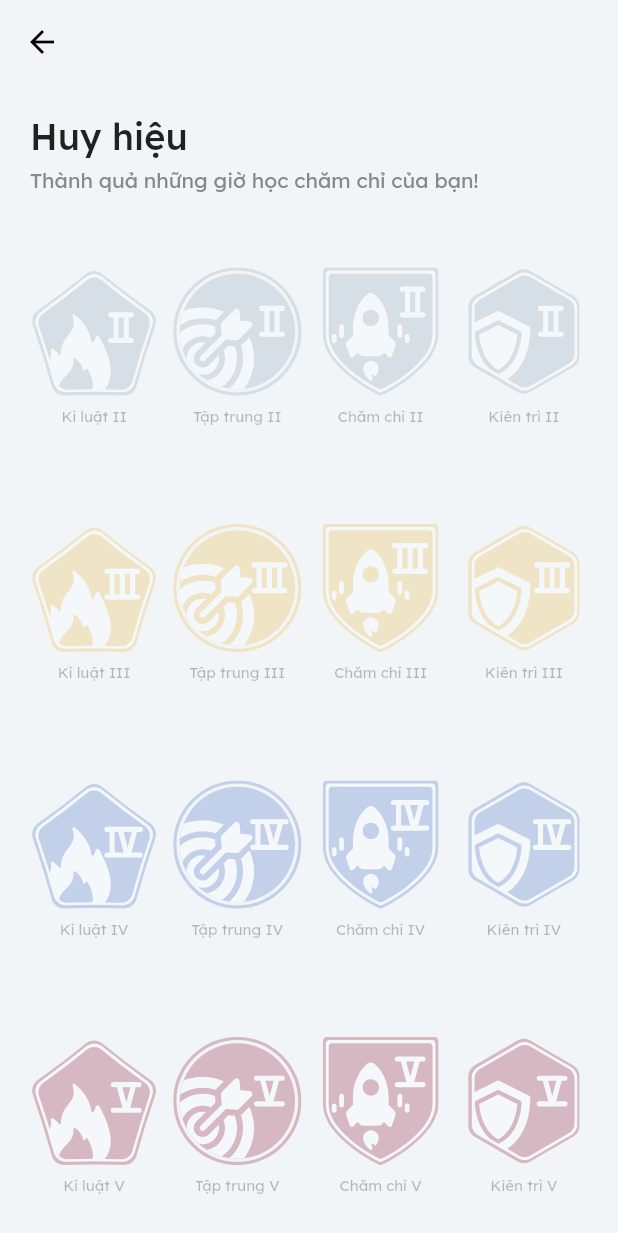
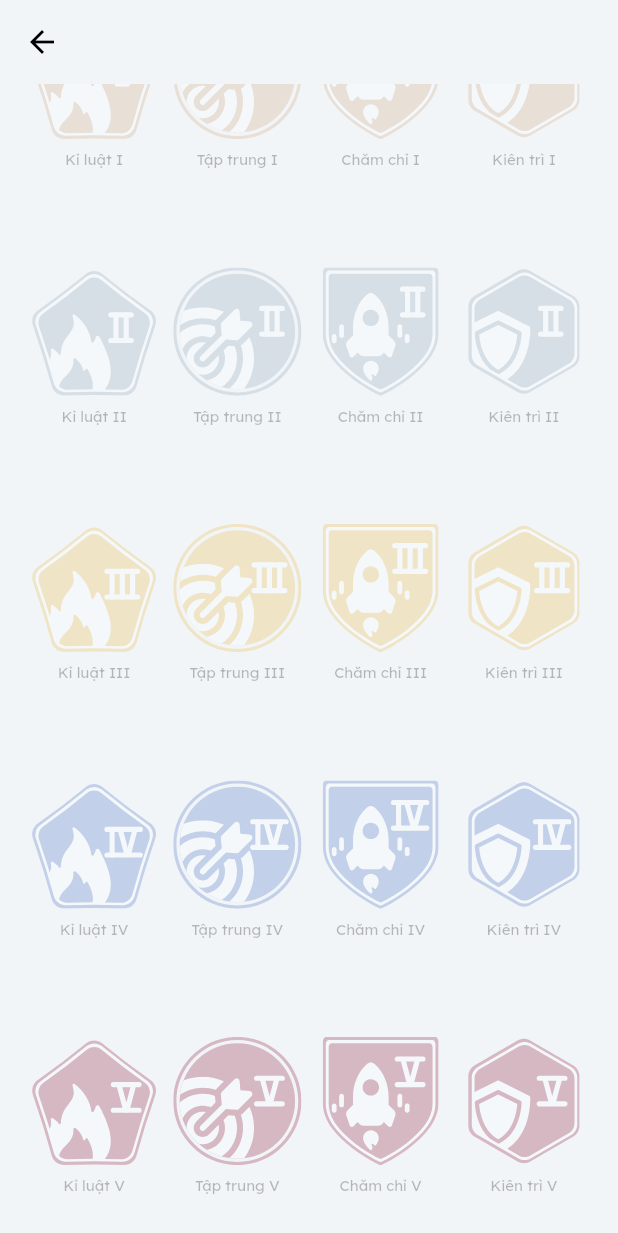
Before and after one commit to tadyuh76/study247_official, a Flutter app: the BadgeScreen screen opened directly, scrolled down 149 dp, on a phone screen of 412 x 824 dp. Shown: the top 1233 px of the screen. Run offline on Flutter 3.47's test engine with Material 2 defaults, Android fonts, the phone set to English and light mode, and no system bars; our stand-ins replace cloud_firestore, file_picker, firebase_auth, firebase_core, firebase_storage, flutter_local_notifications and 11 more; missing offline and left inert: syncfusion_flutter_pdfviewer, videosdk; accounts and stored records are empty.

Commit message:
fixed ui bugs

```diff
--- a/lib/features/badge/screen/badge_screen.dart
+++ b/lib/features/badge/screen/badge_screen.dart
@@ -25,14 +25,17 @@ class BadgeScreen extends ConsumerWidget {
         backgroundColor: Palette.lightGrey,
         elevation: 0,
       ),
-      body: Column(
+      body: SingleChildScrollView(
+        physics: const BouncingScrollPhysics(),
+        child: Column(
           crossAxisAlignment: CrossAxisAlignment.start,
           mainAxisSize: MainAxisSize.max,
           children: [
             _renderHeader(),
-          Expanded(
+            AspectRatio(
+              aspectRatio: 1 / 2,
               child: GridView.builder(
-              physics: const BouncingScrollPhysics(),
+                physics: const NeverScrollableScrollPhysics(),
                 gridDelegate: const SliverGridDelegateWithFixedCrossAxisCount(
                   crossAxisCount: 4,
                   childAspectRatio: 1 / 2,
@@ -116,13 +119,13 @@ class BadgeScreen extends ConsumerWidget {
             ),
           ],
         ),
+      ),
     );
   }
 
   Widget _renderHeader() {
     return const Padding(
       padding: EdgeInsets.all(Constants.defaultPadding),
-      child: Expanded(
       child: Column(
         mainAxisSize: MainAxisSize.min,
         crossAxisAlignment: CrossAxisAlignment.start,
@@ -140,7 +143,6 @@ class BadgeScreen extends ConsumerWidget {
           // SizedBsox(height: 10),
         ],
       ),
-      ),
     );
   }
 }
--- a/lib/features/file/repositories/file_repository.dart
+++ b/lib/features/file/repositories/file_repository.dart
@@ -30,7 +30,6 @@ class FileRepository {
 
       final roomId = _ref.read(roomControllerProvider).asData?.value?.id;
       final storage = _ref.read(storageProvider);
-      // final db = _ref.read(firestoreProvider);
 
       // upload to Firebase and get download URL
       late Reference fileDir;
@@ -47,7 +46,9 @@ class FileRepository {
         db
             .collection(FirebaseConstants.rooms)
             .doc(roomId)
-            .update({"fileUrl": fileUrl, "fileType": file.extension});
+            .collection("file")
+            .doc("1")
+            .set(File(type: file.extension!, url: fileUrl).toMap());
       }
 
       return Success(File(type: file.extension!, url: fileUrl));
--- a/lib/features/home/widgets/custom_drawer.dart
+++ b/lib/features/home/widgets/custom_drawer.dart
@@ -1,4 +1,3 @@
-import 'package:flutter/foundation.dart';
 import 'package:flutter/material.dart';
 import 'package:flutter_riverpod/flutter_riverpod.dart';
 import 'package:flutter_svg/flutter_svg.dart';
--- a/lib/features/room_background/widgets/room_background_box.dart
+++ b/lib/features/room_background/widgets/room_background_box.dart
@@ -49,6 +49,8 @@ class _RoomBackgroundBoxState extends ConsumerState<RoomBackgroundBox> {
       title: "Nền",
       iconPath: IconPaths.image,
       child: Unfocus(
+        child: SizedBox(
+          height: 400,
           child: ScrollConfiguration(
             behavior: const ScrollBehavior().copyWith(overscroll: false),
             child: SingleChildScrollView(
@@ -68,6 +70,7 @@ class _RoomBackgroundBoxState extends ConsumerState<RoomBackgroundBox> {
                   ),
                   if (!kIsWeb) ..._renderMobileOptions()
                 ],
+              ),
             ),
           ),
         ),
```
Also changed, not shown: lib/features/file/controllers/room_file_subscription.dart (added, +26 -0 lines), lib/features/file/widgets/file_view.dart (+3 -9 lines), lib/features/room/repositories/room_repository.dart (+7 -0 lines). Lines whose indentation alone changed are shown as unchanged.
